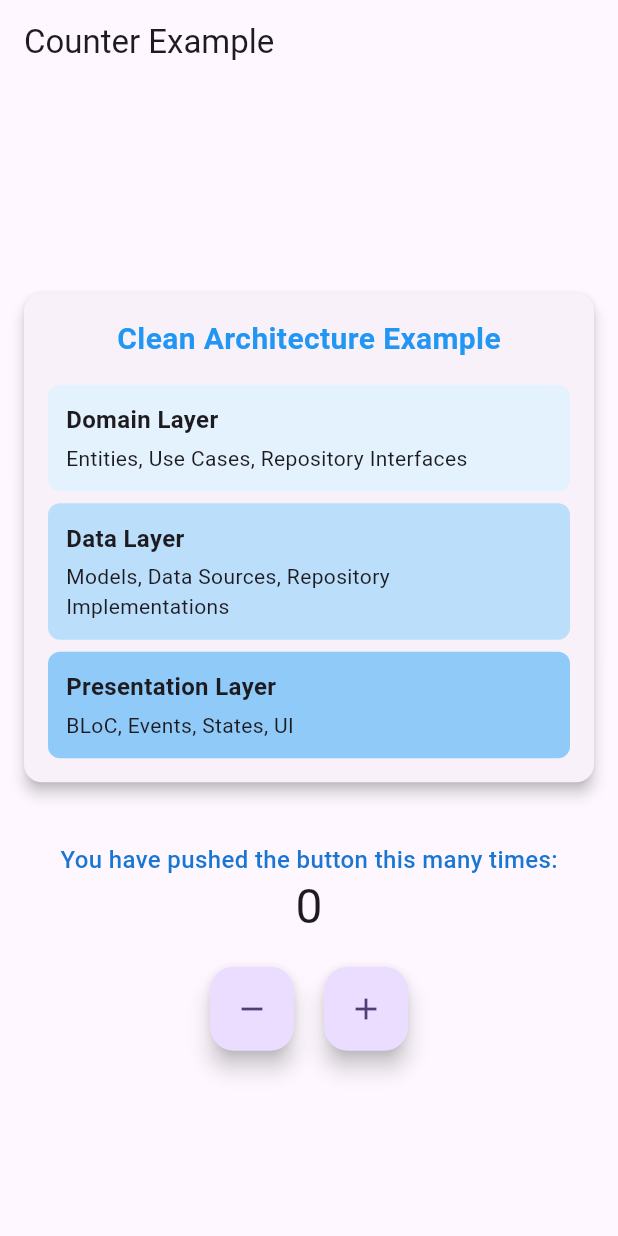
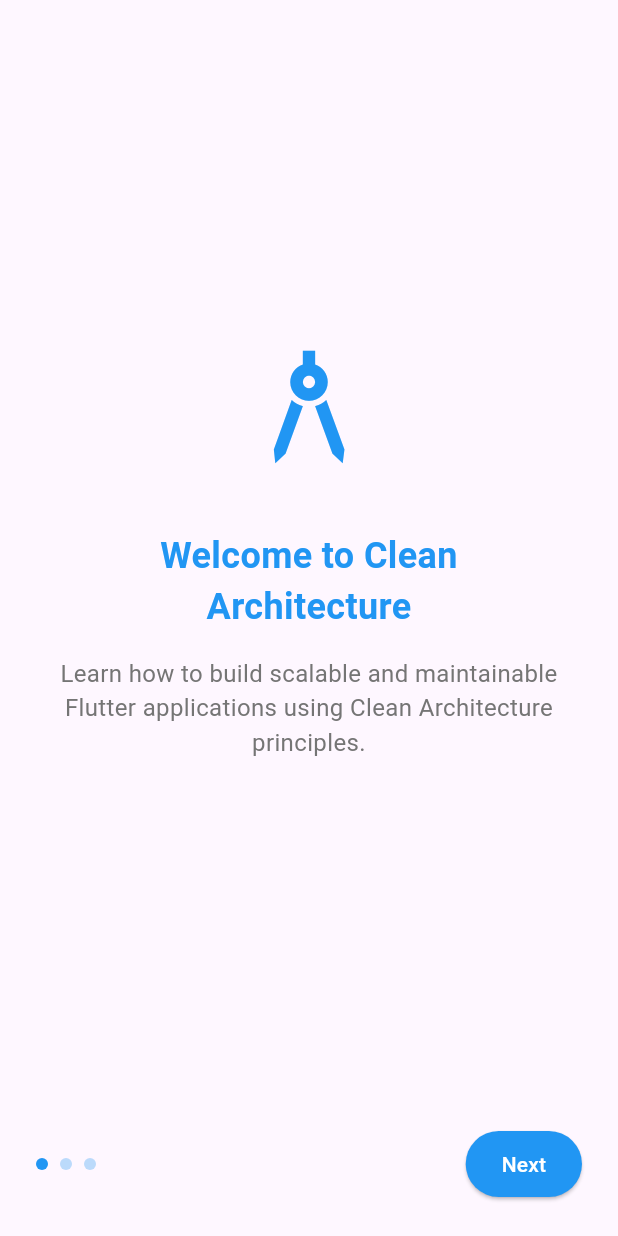
Before and after one commit to nati-d/solika, a Flutter app: the screen it shows after launch, on a phone screen of 412 x 824 dp. Run offline on Flutter 3.47's test engine with Material 3 defaults, Android fonts, the phone set to English and light mode, and no system bars; our stand-ins replace dartz, equatable, flutter_bloc, shared_preferences.

Commit message:
Refactor project structure to implement onboarding flow and home page. Updated SDK constraints and dependency versions in pubspec.yaml. Removed unused BLoC components and integrated new routing for onboarding and home screens.

```diff
--- /dev/null
+++ b/lib/core/routes/app_router.dart
@@ -0,0 +1,4 @@
+class AppRouter {
+  static const String onboarding = '/onboarding';
+  static const String home = '/home';
+}
--- /dev/null
+++ b/lib/features/onboarding/presentation/pages/onboarding_content.dart
@@ -0,0 +1,76 @@
+import 'package:flutter/material.dart';
+
+class OnboardingContent {
+  final String title;
+  final String description;
+  final IconData icon;
+
+  const OnboardingContent({
+    required this.title,
+    required this.description,
+    required this.icon,
+  });
+}
+
+final List<OnboardingContent> onboardingContents = [
+  const OnboardingContent(
+    title: 'Welcome to Clean Architecture',
+    description: 'Learn how to build scalable and maintainable Flutter applications using Clean Architecture principles.',
+    icon: Icons.architecture,
+  ),
+  const OnboardingContent(
+    title: 'Separation of Concerns',
+    description: 'Keep your code organized with clear separation between domain, data, and presentation layers.',
+    icon: Icons.layers,
+  ),
+  const OnboardingContent(
+    title: 'Ready to Start',
+    description: 'Begin your journey with Clean Architecture and build better Flutter applications.',
+    icon: Icons.rocket_launch,
+  ),
+];
+
+class OnboardingContentWidget extends StatelessWidget {
+  final OnboardingContent content;
+
+  const OnboardingContentWidget({
+    super.key,
+    required this.content,
+  });
+
+  @override
+  Widget build(BuildContext context) {
+    return Padding(
+      padding: const EdgeInsets.all(40.0),
+      child: Column(
+        mainAxisAlignment: MainAxisAlignment.center,
+        children: [
+          Icon(
+            content.icon,
+            size: 100,
+            color: Colors.blue,
+          ),
+          const SizedBox(height: 32),
+          Text(
+            content.title,
+            style: const TextStyle(
+              fontSize: 24,
+              fontWeight: FontWeight.bold,
+              color: Colors.blue,
+            ),
+            textAlign: TextAlign.center,
+          ),
+          const SizedBox(height: 16),
+          Text(
+            content.description,
+            style: TextStyle(
+              fontSize: 16,
+              color: Colors.grey.shade600,
+            ),
+            textAlign: TextAlign.center,
+          ),
+        ],
+      ),
+    );
+  }
+}
--- /dev/null
+++ b/lib/features/onboarding/presentation/pages/onboarding_page.dart
@@ -0,0 +1,105 @@
+import 'package:flutter/material.dart';
+import 'package:shared_preferences/shared_preferences.dart';
+import 'onboarding_content.dart';
+import '../../../../core/routes/app_router.dart';
+
+class OnboardingPage extends StatefulWidget {
+  const OnboardingPage({super.key});
+
+  @override
+  State<OnboardingPage> createState() => _OnboardingPageState();
+}
+
+class _OnboardingPageState extends State<OnboardingPage> {
+  final PageController _pageController = PageController();
+  int _currentPage = 0;
+
+  @override
+  void dispose() {
+    _pageController.dispose();
+    super.dispose();
+  }
+
+  void _onPageChanged(int page) {
+    setState(() {
+      _currentPage = page;
+    });
+  }
+
+  Future<void> _completeOnboarding() async {
+    final prefs = await SharedPreferences.getInstance();
+    await prefs.setBool('onboarding_completed', true);
+    if (mounted) {
+      Navigator.pushReplacementNamed(context, AppRouter.home);
+    }
+  }
+
+  @override
+  Widget build(BuildContext context) {
+    return Scaffold(
+      body: SafeArea(
+        child: Column(
+          children: [
+            Expanded(
+              child: PageView.builder(
+                controller: _pageController,
+                onPageChanged: _onPageChanged,
+                itemCount: onboardingContents.length,
+                itemBuilder: (context, index) => OnboardingContentWidget(
+                  content: onboardingContents[index],
+                ),
+              ),
+            ),
+            Padding(
+              padding: const EdgeInsets.all(24.0),
+              child: Row(
+                mainAxisAlignment: MainAxisAlignment.spaceBetween,
+                children: [
+                  Row(
+                    children: List.generate(
+                      onboardingContents.length,
+                      (index) => Container(
+                        margin: const EdgeInsets.only(right: 8),
+                        height: 8,
+                        width: 8,
+                        decoration: BoxDecoration(
+                          shape: BoxShape.circle,
+                          color: _currentPage == index
+                              ? Colors.blue
+                              : Colors.blue.withOpacity(0.3),
+                        ),
+                      ),
+                    ),
+                  ),
+                  ElevatedButton(
+                    onPressed: _currentPage == onboardingContents.length - 1
+                        ? _completeOnboarding
+                        : () {
+                            _pageController.nextPage(
+                              duration: const Duration(milliseconds: 300),
+                              curve: Curves.easeInOut,
+                            );
+                          },
+                    style: ElevatedButton.styleFrom(
+                      backgroundColor: Colors.blue,
+                      foregroundColor: Colors.white,
+                      padding: const EdgeInsets.symmetric(
+                        horizontal: 24,
+                        vertical: 12,
+                      ),
+                    ),
+                    child: Text(
+                      _currentPage == onboardingContents.length - 1
+                          ? 'Get Started'
+                          : 'Next',
+                    ),
+                  ),
+                ],
+              ),
+            ),
+          ],
+        ),
+      ),
+    );
+  }
+}
```
Also changed, not shown: lib/features/home/presentation/pages/home_page.dart (added, +45 -0 lines), lib/main.dart (+46 -55 lines), pubspec.yaml (+5 -5 lines).
